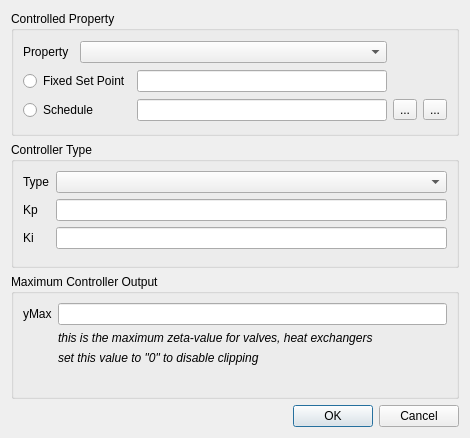
Above: SIM-VICUS/src/SVNetworkControllerEditDialog.ui from Brockaaa/SIM-VICUS before the change. Below: the same form after it.
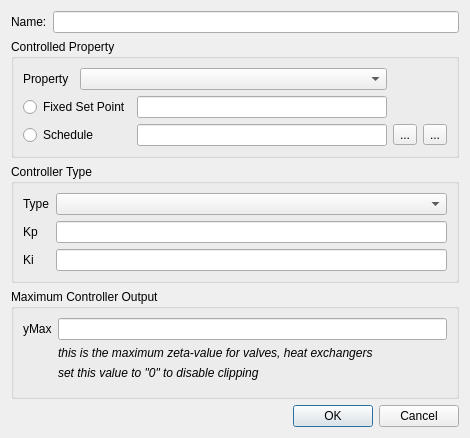
That is the form after the change. Icons and pictures are not drawn. Custom widgets are drawn as their Qt base class.

The edit to the form file:
```diff
--- a/SIM-VICUS/src/SVNetworkControllerEditDialog.ui
+++ b/SIM-VICUS/src/SVNetworkControllerEditDialog.ui
@@ -22,7 +22,21 @@
   <property name="modal">
    <bool>true</bool>
   </property>
-  <layout class="QVBoxLayout" name="verticalLayout" stretch="1,1,1,1">
+  <layout class="QVBoxLayout" name="verticalLayout" stretch="0,1,1,1,1">
+   <item>
+    <layout class="QHBoxLayout" name="horizontalLayoutName">
+     <item>
+      <widget class="QLabel" name="labelName">
+       <property name="text">
+        <string>Name:</string>
+       </property>
+      </widget>
+     </item>
+     <item>
+      <widget class="QLineEdit" name="lineEditName"/>
+     </item>
+    </layout>
+   </item>
    <item>
     <widget class="QGroupBox" name="groupBoxProperty">
      <property name="sizePolicy">
```
